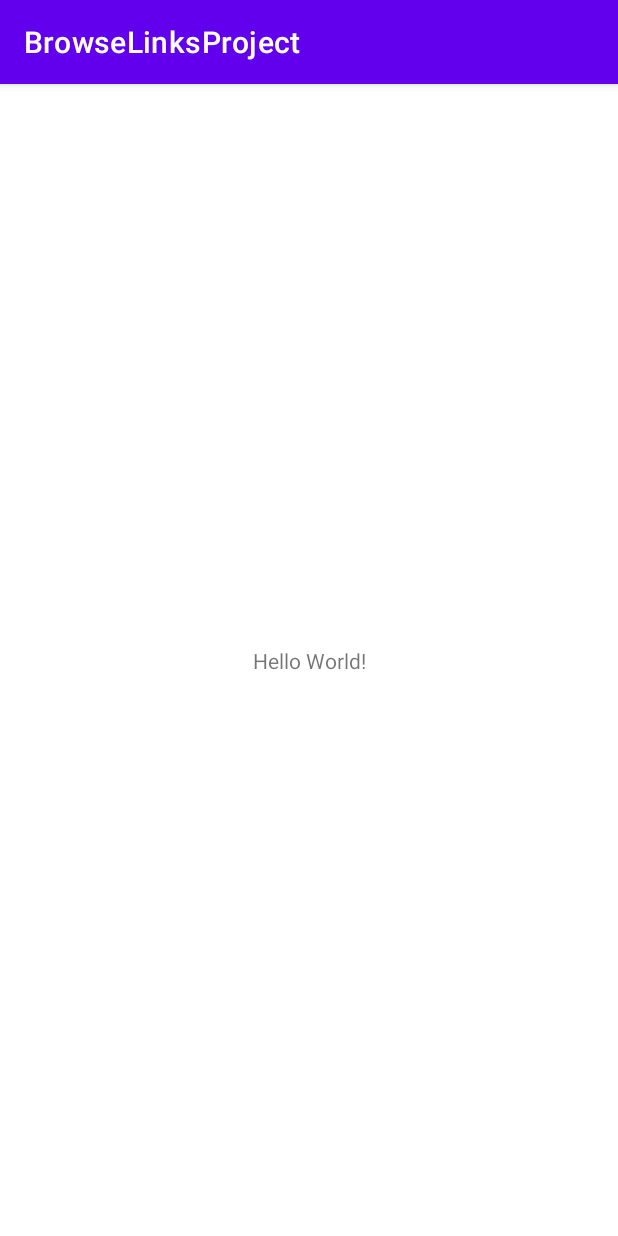
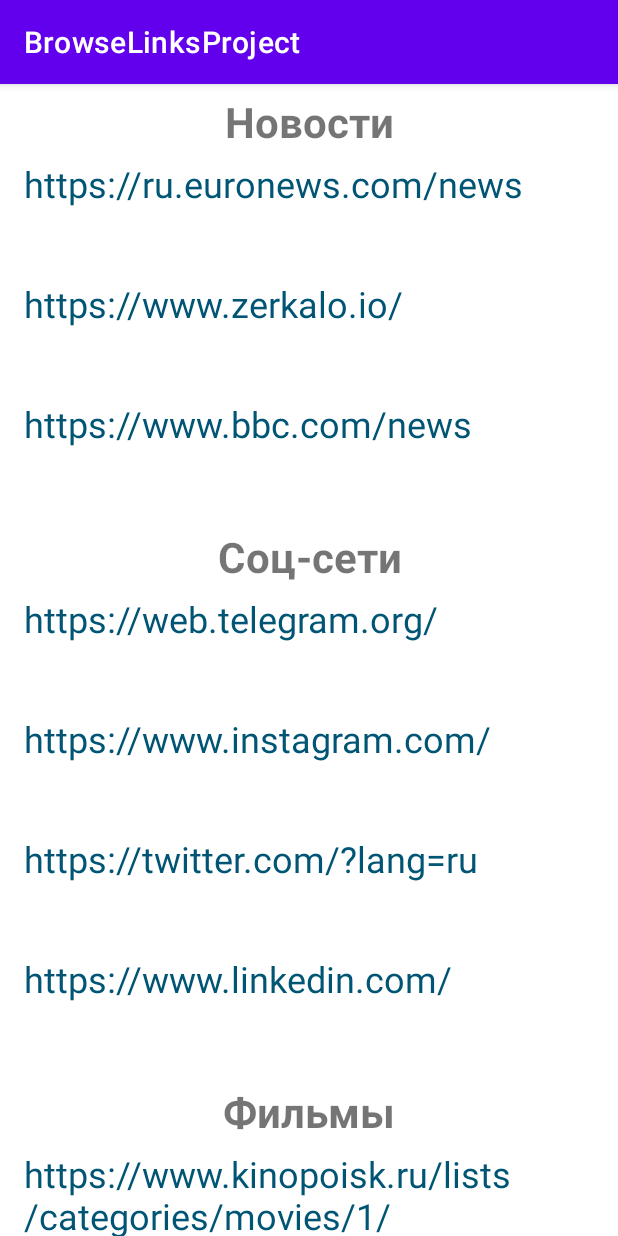
Before and after one commit to DanaKononova/BrowseLinksProject, an Android app: the screen it shows after launch (MainActivity), on a phone screen of 412 x 824 dp. Run offline under Robolectric (Android 15) with nearby library versions, the phone set to English and light mode, and no system bars.

```diff
--- a/app/build.gradle
+++ b/app/build.gradle
@@ -5,12 +5,12 @@ plugins {
 
 android {
     namespace 'com.example.browselinksproject'
-    compileSdk 32
+    compileSdk 33
 
     defaultConfig {
         applicationId "com.example.browselinksproject"
         minSdk 21
-        targetSdk 32
+        targetSdk 33
         versionCode 1
         versionName "1.0"
 
@@ -34,7 +34,7 @@ android {
 
 dependencies {
 
-    implementation 'androidx.core:core-ktx:1.7.0'
+    implementation 'androidx.core:core-ktx:1.9.0'
     implementation 'androidx.appcompat:appcompat:1.6.0'
     implementation 'com.google.android.material:material:1.7.0'
     implementation 'androidx.constraintlayout:constraintlayout:2.1.4'
--- a/app/src/main/java/com/example/browselinksproject/MainActivity.kt
+++ b/app/src/main/java/com/example/browselinksproject/MainActivity.kt
@@ -1,11 +1,24 @@
 package com.example.browselinksproject
 
+import android.os.Bundle
 import androidx.appcompat.app.AppCompatActivity
-import android.os.Bundle
+import androidx.recyclerview.widget.LinearLayoutManager
+import androidx.recyclerview.widget.RecyclerView
+
 
 class MainActivity : AppCompatActivity() {
     override fun onCreate(savedInstanceState: Bundle?) {
         super.onCreate(savedInstanceState)
         setContentView(R.layout.activity_main)
+
+        val sites = Server.getList()
+        val recycler = findViewById<RecyclerView>(R.id.rvSitesList)
+        val adapter = SitesAdapter()
+        recycler.adapter = adapter
+        recycler.layoutManager = LinearLayoutManager(this, LinearLayoutManager.VERTICAL, false)
+        adapter.setItems(sites)
+
+        val androidListNew = Server.getList()
+        adapter.setItems(androidListNew)
     }
 }
--- /dev/null
+++ b/app/src/main/java/com/example/browselinksproject/Server.kt
@@ -0,0 +1,29 @@
+package com.example.browselinksproject
+
+object Server {
+    fun getList(): List<UnionType> = listOf(
+        UnionType.TitleData("Новости"),
+        UnionType.SiteData("https://ru.euronews.com/news"),
+        UnionType.SiteData("https://www.zerkalo.io/"),
+        UnionType.SiteData("https://www.bbc.com/news"),
+        UnionType.TitleData("Соц-сети"),
+        UnionType.SiteData("https://web.telegram.org/"),
+        UnionType.SiteData("https://www.instagram.com/"),
+        UnionType.SiteData("https://twitter.com/?lang=ru"),
+        UnionType.SiteData("https://www.linkedin.com/"),
+        UnionType.TitleData("Фильмы"),
+        UnionType.SiteData("https://www.kinopoisk.ru/lists/categories/movies/1/"),
+        UnionType.SiteData("https://www.ivi.ru/movies"),
+        UnionType.SiteData("https://www.netflix.com/browse/genre/34399"),
+        UnionType.TitleData("Погода"),
+        UnionType.SiteData("https://www.gismeteo.by/weather-minsk-4248/"),
+        UnionType.SiteData("https://pogoda.by/"),
+        UnionType.SiteData("https://yandex.ru/pogoda/minsk"),
+        UnionType.SiteData("https://meteo.by/minsk/"),
+        UnionType.TitleData("Транспорт"),
+        UnionType.SiteData("https://yandex.by/maps/157/minsk/transport/"),
+        UnionType.SiteData("https://www.minsktrans.by/lookout_yard"),
+        UnionType.SiteData("https://transport-by.app/"),
+        UnionType.SiteData("https://pass.rw.by/ru/")
+    )
+}
--- /dev/null
+++ b/app/src/main/java/com/example/browselinksproject/SiteViewHolder.kt
@@ -0,0 +1,22 @@
+package com.example.browselinksproject
+
+import android.annotation.SuppressLint
+import android.content.Intent
+import android.net.Uri
+import android.view.View
+import android.widget.TextView
+import androidx.recyclerview.widget.RecyclerView
+
+class SiteViewHolder(itemView: View) : RecyclerView.ViewHolder(itemView) {
+    @SuppressLint("QueryPermissionsNeeded")
+    fun onBind(item: UnionType.SiteData) {
+        val site = itemView.findViewById<TextView>(R.id.site)
+        site.text = item.site
+
+        itemView.setOnClickListener {
+            val i = Intent(Intent.ACTION_VIEW)
+            i.data = Uri.parse(item.site)
+            site.context.startActivity(i)
+        }
+    }
+}
--- /dev/null
+++ b/app/src/main/java/com/example/browselinksproject/SitesAdapter.kt
@@ -0,0 +1,49 @@
+package com.example.browselinksproject
+
+import android.annotation.SuppressLint
+import android.view.LayoutInflater
+import android.view.ViewGroup
+import androidx.recyclerview.widget.RecyclerView
+
+class SitesAdapter: RecyclerView.Adapter<RecyclerView.ViewHolder>() {
+    companion object {
+        private const val TITLE_TYPE = 1
+        private const val BODY_TYPE = 2
+    }
+    private val sites: MutableList<UnionType> = mutableListOf()
+
+    override fun onCreateViewHolder(parent: ViewGroup, viewType: Int): RecyclerView.ViewHolder = when(viewType) {
+        BODY_TYPE -> {
+            val view =
+                LayoutInflater.from(parent.context).inflate(R.layout.rv_site, parent, false)
+            SiteViewHolder(view)
+        }
+        TITLE_TYPE -> {
+            val view = LayoutInflater.from(parent.context).inflate(R.layout.rv_title, parent, false)
+            TitleViewHolder(view)
+        }
+        else -> throw Exception()
+    }
+
+    override fun onBindViewHolder(holder: RecyclerView.ViewHolder, position: Int) {
+        when(holder) {
+            is SiteViewHolder -> holder.onBind(sites[position] as UnionType.SiteData)
+            is TitleViewHolder -> holder.onBind(sites[position] as UnionType.TitleData)
+        }
+    }
+
+    override fun getItemCount(): Int = sites.size
+
+    override fun getItemViewType(position: Int): Int = when(sites[position]) {
+        is UnionType.TitleData -> TITLE_TYPE
+        is UnionType.SiteData -> BODY_TYPE
+        else -> throw Exception()
+    }
+
+    @SuppressLint("NotifyDataSetChanged")
+    fun setItems(sites: List<UnionType>) {
+        this.sites.clear()
+        this.sites.addAll(sites)
+        notifyDataSetChanged()
+    }
+}
--- /dev/null
+++ b/app/src/main/java/com/example/browselinksproject/TitleViewHolder.kt
@@ -0,0 +1,12 @@
+package com.example.browselinksproject
+
+import android.view.View
+import android.widget.TextView
+import androidx.recyclerview.widget.RecyclerView
+
+class TitleViewHolder (itemView: View): RecyclerView.ViewHolder(itemView) {
+    fun onBind(item: UnionType.TitleData) {
+        val siteType = itemView.findViewById<TextView>(R.id.title)
+        siteType.text = item.siteType
+    }
+}
--- /dev/null
+++ b/app/src/main/java/com/example/browselinksproject/UnionType.kt
@@ -0,0 +1,6 @@
+package com.example.browselinksproject
+
+sealed class UnionType {
+    data class TitleData(val siteType: String) : UnionType()
+    data class SiteData(val site: String) : UnionType()
+}
--- a/app/src/main/res/layout/activity_main.xml
+++ b/app/src/main/res/layout/activity_main.xml
@@ -1,18 +1,13 @@
 <?xml version="1.0" encoding="utf-8"?>
-<androidx.constraintlayout.widget.ConstraintLayout xmlns:android="http://schemas.android.com/apk/res/android"
-    xmlns:app="http://schemas.android.com/apk/res-auto"
+<FrameLayout xmlns:android="http://schemas.android.com/apk/res/android"
     xmlns:tools="http://schemas.android.com/tools"
     android:layout_width="match_parent"
     android:layout_height="match_parent"
     tools:context=".MainActivity">
 
-    <TextView
-        android:layout_width="wrap_content"
-        android:layout_height="wrap_content"
-        android:text="Hello World!"
-        app:layout_constraintBottom_toBottomOf="parent"
-        app:layout_constraintEnd_toEndOf="parent"
-        app:layout_constraintStart_toStartOf="parent"
-        app:layout_constraintTop_toTopOf="parent" />
+    <androidx.recyclerview.widget.RecyclerView
+        android:id="@+id/rvSitesList"
+        android:layout_width="match_parent"
+        android:layout_height="wrap_content" />
 
-</androidx.constraintlayout.widget.ConstraintLayout>
+</FrameLayout>
--- /dev/null
+++ b/app/src/main/res/layout/rv_site.xml
@@ -0,0 +1,9 @@
+<?xml version="1.0" encoding="utf-8"?>
+<TextView xmlns:android="http://schemas.android.com/apk/res/android"
+    android:id="@+id/site"
+    android:layout_width="match_parent"
+    android:layout_height="80dp"
+    android:layout_marginStart="16dp"
+    android:text="Site"
+    android:textColor="#005575"
+    android:textSize="24sp"/>
--- /dev/null
+++ b/app/src/main/res/layout/rv_title.xml
@@ -0,0 +1,10 @@
+<?xml version="1.0" encoding="utf-8"?>
+<TextView xmlns:android="http://schemas.android.com/apk/res/android"
+    android:id="@+id/title"
+    android:layout_width="match_parent"
+    android:layout_height="50dp"
+    android:gravity="center"
+    android:text="title"
+    android:textAlignment="center"
+    android:textSize="28sp"
+    android:textStyle="bold" />
```
